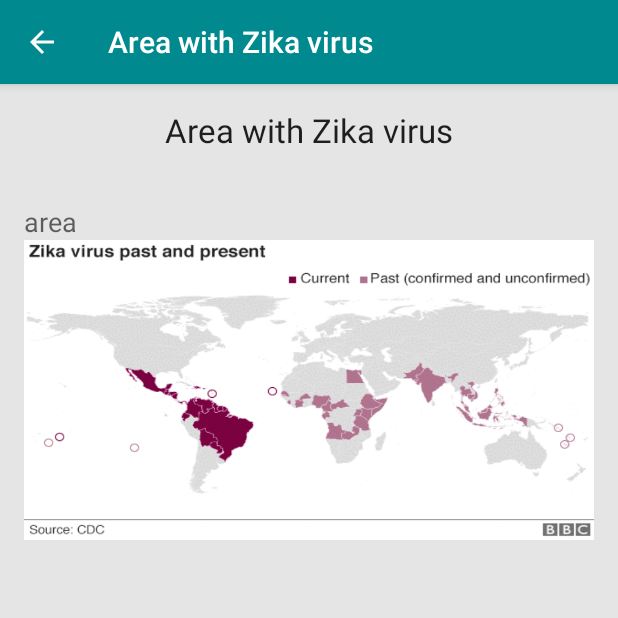
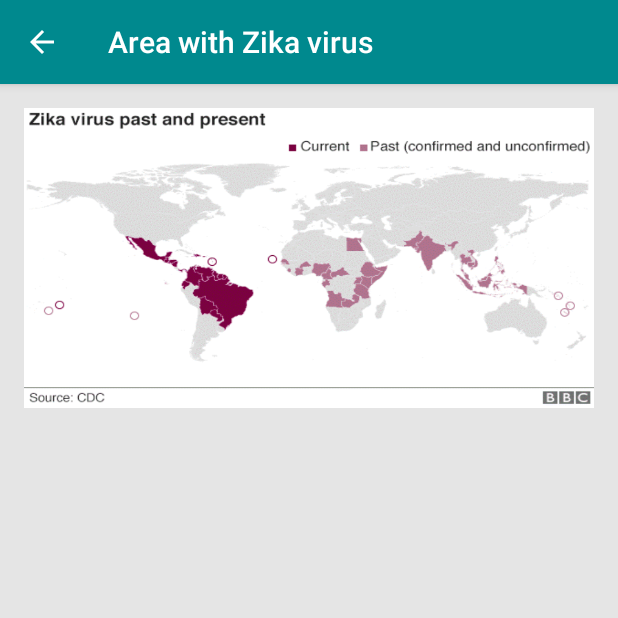
Before and after one commit to Hongyuanli/CS3892016team4, an Android app: the AreaActivity screen opened directly, with no data from a screen before it, on a phone screen of 412 x 824 dp, the top half of it. Run offline under Robolectric (Android 15) with nearby library versions, the phone set to English and light mode, and no system bars.

```diff
--- a/app/src/main/java/org/zikalert/fragments/NewsFragment.java
+++ b/app/src/main/java/org/zikalert/fragments/NewsFragment.java
@@ -93,7 +93,7 @@ public class NewsFragment extends Fragment {
         protected void onPostExecute(WebhoseResponse webhoseResponse) {
             if(webhoseResponse != null){
                 //TODO: see if this still works when reloaded
-                mAdapter = new NewsAdapter(webhoseResponse.posts);
+                mAdapter = new NewsAdapter(webhoseResponse.posts,getActivity());
                 mRecyclerView.setAdapter(mAdapter);
 
 //                WebhosePost p = webhoseResponse.posts.get(0);
--- a/app/src/main/res/layout/content_area.xml
+++ b/app/src/main/res/layout/content_area.xml
@@ -21,29 +21,10 @@
             android:layout_height="wrap_content"
             android:orientation="vertical">
 
-            <TextView
-                android:layout_width="wrap_content"
-                android:layout_height="wrap_content"
-                android:textAppearance="?android:attr/textAppearanceLarge"
-                android:text="Area with Zika virus"
-                android:id="@+id/textView"
-                android:layout_alignParentTop="true"
-                android:layout_centerHorizontal="true" />
-
             <LinearLayout
                 android:orientation="vertical"
                 android:layout_width="match_parent"
                 android:layout_height="match_parent">
-            <TextView
-                android:layout_width="wrap_content"
-                android:layout_height="wrap_content"
-                android:textAppearance="?android:attr/textAppearanceMedium"
-                android:text="area"
-                android:id="@+id/textView2"
-                android:layout_below="@+id/textView"
-                android:layout_alignParentLeft="true"
-                android:layout_alignParentStart="true"
-                android:layout_marginTop="63dp" />
 
                 <ImageView
                     android:id="@+id/thumbnail"
```
Also changed, not shown: app/src/main/java/org/zikalert/NewsAdapter.java (+33 -2 lines), app/src/main/res/layout/content_aboutzika.xml (+2 -12 lines), app/src/main/res/layout/content_pregnant.xml (+2 -12 lines), app/src/main/res/layout/content_prevention.xml (+2 -12 lines), app/src/main/res/layout/content_symptoms.xml (+2 -12 lines), app/src/main/res/layout/content_transmission.xml (+4 -18 lines).
